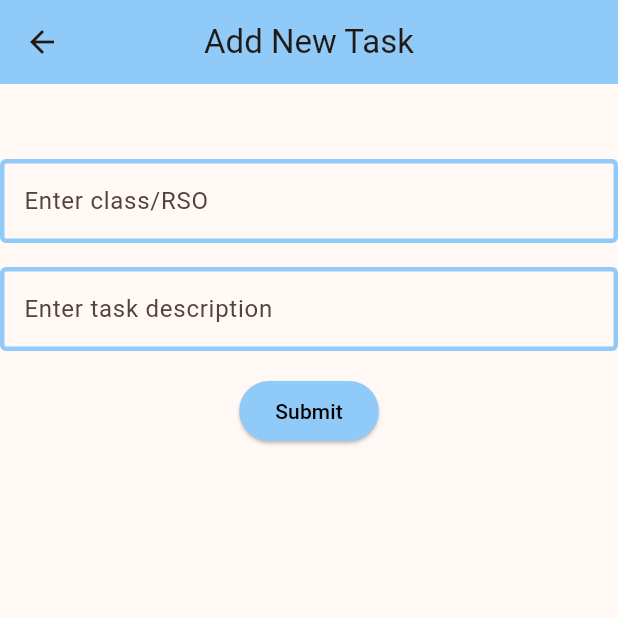
After one commit to CS196Illinois/FA25-Group1, a Flutter app: the ToDoList screen opened directly, after a tap on the "add" icon, on a phone screen of 412 x 824 dp, the top half of it. The commit adds this screen. Run offline on Flutter 3.47's test engine with Material 3 defaults, Android fonts, the phone set to English and light mode, and no system bars; our stand-ins replace animate_do, syncfusion_flutter_calendar.

Commit message:
added to_do_lsit and flow.txt

```diff
--- /dev/null
+++ b/App/lib/flow.txt
@@ -0,0 +1,4 @@
+from the sign in page, then it goes to the rso list page.
+From rso list page it can go to the apply(application_form page)
+    or to calendar
+    or my RSO page
--- /dev/null
+++ b/App/lib/new_to_do.dart
@@ -0,0 +1,77 @@
+import 'package:flutter/material.dart';
+import 'dart:collection';
+
+//import 'package:helloworld/to_do_list.dart';
+
+class NewToDo extends StatelessWidget {
+  NewToDo({super.key});
+
+  final TextEditingController subjectInput = new TextEditingController();
+  final TextEditingController descriptionInput = new TextEditingController();
+
+  static HashMap<String, Map<String, String>> tasks = HashMap();
+
+  @override
+  Widget build(BuildContext context) {
+    return Scaffold(
+      appBar: AppBar(
+        title: Text("Add New Task"),
+        backgroundColor: Colors.blue[200],
+        centerTitle: true,
+      ),
+      body: Container(
+        padding: const EdgeInsets.only(top: 50),
+        child: Column(
+          //mainAxisAlignment: MainAxisAlignment.center,
+          children: <Widget>[
+            TextField(
+              controller: subjectInput,
+              decoration: InputDecoration(
+                hintText: "Enter class/RSO",
+                enabledBorder: OutlineInputBorder(
+                  borderSide: BorderSide(color: Colors.blue[200]!, width: 3),
+                ),
+                focusedBorder: OutlineInputBorder(
+                  borderSide: BorderSide(color: Colors.blue, width: 5),
+                ),
+              ),
+            ),
+
+            const SizedBox(height: 16),
+
+            TextField(
+              controller: descriptionInput,
+              decoration: InputDecoration(
+                hintText: "Enter task description",
+                enabledBorder: OutlineInputBorder(
+                  borderSide: BorderSide(color: Colors.blue[200]!, width: 3),
+                ),
+                focusedBorder: OutlineInputBorder(
+                  borderSide: BorderSide(color: Colors.blue, width: 5),
+                ),
+              ),
+            ),
+
+            const SizedBox(height: 16),
+
+            ElevatedButton(
+              style: ElevatedButton.styleFrom(
+                backgroundColor: Colors.blue[200],
+                foregroundColor: Colors.black,
+              ),
+              onPressed: () {
+                //tasks.putIfAbsent(subjectInput.text, () => descriptionInput.text);
+                tasks[subjectInput.text] = {
+                  "description": descriptionInput.text,
+                  "severity": "Low", // default severity
+                };
+                Navigator.pop(context, true);
+              },
+              child: Text("Submit")
+            ),
+          ],
+        ),
+      ),
+    );
+  }
+}
--- a/App/lib/rso_list_page.dart
+++ b/App/lib/rso_list_page.dart
@@ -121,6 +121,7 @@ import 'rso.dart';
 import 'my_rso_page.dart';
 import 'application_page.dart';
 import 'user_database.dart';
+import 'package:helloworld/to_do_list.dart';
 
 class RsoListPage extends StatefulWidget {
   final User? user;
@@ -139,36 +140,41 @@ class _RsoListPageState extends State<RsoListPage> {
   void initState() {
     super.initState();
 
-    // ✅ Define RSOs first, then link events back to their parent RSO
     _rsos = [
       RSO(
         name: "Society of Women Engineers (SWE)",
-        description: "Empowering women in engineering through networking, mentorship, and events.",
+        description:
+            "Empowering women in engineering through networking, mentorship, and events.",
         events: [],
       ),
       RSO(
         name: "Open Source @ Illinois",
-        description: "Collaborate on open-source software projects with peers and mentors.",
+        description:
+            "Collaborate on open-source software projects with peers and mentors.",
         events: [],
       ),
       RSO(
         name: "WCS: Women in Computer Science",
-        description: "Supporting women and minorities in computer science through mentorship and events.",
+        description:
+            "Supporting women and minorities in computer science through mentorship and events.",
         events: [],
       ),
       RSO(
         name: "Project Code",
-        description: "Hands-on coding projects for social good — open to all skill levels.",
+        description:
+            "Hands-on coding projects for social good — open to all skill levels.",
         events: [],
       ),
       RSO(
         name: "Hack for Impact",
-        description: "Develop tech solutions for nonprofits through hackathons and collaborations.",
+        description:
+            "Develop tech solutions for nonprofits through hackathons and collaborations.",
         events: [],
       ),
       RSO(
         name: "Illinois Business Consulting (IBC)",
-        description: "Work on real consulting projects for clients across industries.",
+        description:
+            "Work on real consulting projects for clients across industries.",
         events: [],
       ),
       RSO(
@@ -178,12 +184,14 @@ class _RsoListPageState extends State<RsoListPage> {
       ),
       RSO(
         name: "Accounting Club",
-        description: "Connecting accounting students with firms and professionals.",
+        description:
+            "Connecting accounting students with firms and professionals.",
         events: [],
       ),
       RSO(
         name: "ACM: Association for Computing Machinery",
-        description: "The premier computer science club at UIUC for workshops, talks, and competitions.",
+        description:
+            "The premier computer science club at UIUC for workshops, talks, and competitions.",
         events: [],
       ),
     ];
@@ -309,7 +317,9 @@ class _RsoListPageState extends State<RsoListPage> {
       _currentUser = widget.user!;
 
       // Load user's pre-existing memberships from database
-      final memberships = UserDatabase.getUserMemberships(_currentUser.username);
+      final memberships = UserDatabase.getUserMemberships(
+        _currentUser.username,
+      );
 
       // Populate the user's RSO list based on their memberships
       for (var entry in memberships.entries) {
@@ -343,8 +353,8 @@ class _RsoListPageState extends State<RsoListPage> {
         username: "student@illinois.edu",
         passkey: "password123",
         rso_list: {
-          _rsos[1]: "member",  // Open Source @ Illinois
-          _rsos[2]: "member",  // WCS: Women in Computer Science
+          _rsos[1]: "member", // Open Source @ Illinois
+          _rsos[2]: "member", // WCS: Women in Computer Science
         },
       );
 
@@ -393,10 +403,7 @@ class _RsoListPageState extends State<RsoListPage> {
           ),
           child: const Text(
             'Pending',
-            style: TextStyle(
-              color: Colors.white,
-              fontWeight: FontWeight.bold,
-            ),
+            style: TextStyle(color: Colors.white, fontWeight: FontWeight.bold),
           ),
         );
 
@@ -444,12 +451,25 @@ class _RsoListPageState extends State<RsoListPage> {
             const Text("All RSOs"),
             Text(
               _currentUser.username,
-              style: const TextStyle(fontSize: 12, fontWeight: FontWeight.normal),
+              style: const TextStyle(
+                fontSize: 12,
+                fontWeight: FontWeight.normal,
+              ),
             ),
           ],
         ),
         backgroundColor: Theme.of(context).colorScheme.inversePrimary,
         actions: [
+          IconButton(
+            icon: const Icon(Icons.checklist),
+            tooltip: "to do list",
+            onPressed: () {
+              Navigator.push(
+                context,
+                MaterialPageRoute(builder: (context) => const ToDoList()),
+              );
+            },
+          ),
           IconButton(
             icon: const Icon(Icons.favorite),
             tooltip: "My RSOs",
@@ -472,7 +492,10 @@ class _RsoListPageState extends State<RsoListPage> {
             margin: const EdgeInsets.all(8),
             color: Colors.blue[100],
             child: ListTile(
-              title: Text(rso.name, style: const TextStyle(fontWeight: FontWeight.bold)),
+              title: Text(
+                rso.name,
+                style: const TextStyle(fontWeight: FontWeight.bold),
+              ),
               subtitle: Text(rso.description),
               trailing: _buildTrailingWidget(rso),
             ),
--- /dev/null
+++ b/App/lib/to_do_list.dart
@@ -0,0 +1,118 @@
+import 'package:flutter/material.dart';
+import 'package:helloworld/new_to_do.dart';
+
+class ToDoList extends StatefulWidget {
+  const ToDoList({super.key});
+
+  @override
+  State<ToDoList> createState() => _ToDoListState();
+}
+
+class _ToDoListState extends State<ToDoList> {
+  // Severity options
+  final List<String> severityLevels = ["Low", "Medium", "High"];
+
+  // Severity and corresponding colors
+  Color _severityColor(String severity) {
+    switch (severity) {
+      case "Low":
+        return Colors.green[300]!;
+      case "Medium":
+        return Colors.orange[300]!;
+      case "High":
+        return Colors.red[300]!;
+      default:
+        return Colors.blue[200]!;
+    }
+  }
+
+  Future<void> refresh() async {
+    final result = await Navigator.push(
+      context,
+      MaterialPageRoute(builder: (context) => NewToDo()),
+    );
+    if (result == true) {
+      setState(() {});
+    }
+  }
+
+  @override
+  Widget build(BuildContext context) {
+    final taskEntries = NewToDo.tasks.entries.toList();
+
+    return Scaffold(
+      appBar: AppBar(
+        title: Text("To-Do List"),
+        backgroundColor: Colors.blue[200],
+        centerTitle: true,
+      ),
+
+      body: ListView.builder(
+        itemCount: taskEntries.length,
+        itemBuilder: (context, index) {
+          final entry = taskEntries[index];
+          final taskTitle = entry.key;
+          final taskData = entry.value;
+
+          final severity = taskData["severity"]!;
+          final description = taskData["description"]!;
+          final containerColor = _severityColor(severity);
+
+          return Container(
+            height: 140,
+            margin: const EdgeInsets.all(10),
+            decoration: BoxDecoration(
+              color: containerColor,
+              borderRadius: BorderRadius.circular(20),
+              border: Border.all(color: Colors.black, width: 3),
+              boxShadow: [
+                BoxShadow(
+                  blurRadius: 7,
+                  color: Colors.grey,
+                  offset: Offset(0, 3),
+                  spreadRadius: 5,
+                )
+              ],
+            ),
+
+            child: Column(
+              mainAxisAlignment: MainAxisAlignment.center,
+              children: [
+                Text(
+                  "$taskTitle\n$description",
+                  style: const TextStyle(color: Colors.black, fontSize: 16),
+                  textAlign: TextAlign.center,
+                ),
+
+                const SizedBox(height: 10),
+
+                // Severity Dropdown
+                DropdownButton<String>(
+                  value: severity,
+                  dropdownColor: containerColor,
+                  items: severityLevels.map((level) {
+                    return DropdownMenuItem(
+                      value: level,
+                      child: Text(level),
+                    );
+                  }).toList(),
+                  onChanged: (newValue) {
+                    setState(() {
+                      NewToDo.tasks[taskTitle]!["severity"] = newValue!;
+                    });
+                  },
+                ),
+              ],
+            ),
+          );
+        },
+      ),
+
+      floatingActionButton: FloatingActionButton(
+        backgroundColor: Colors.blue[100],
+        onPressed: refresh,
+        child: const Icon(Icons.add, color: Colors.black, size: 30),
+      ),
+    );
+  }
+}
```
